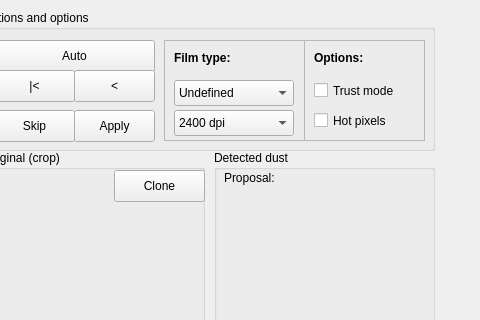
The window that ui/tamanoir.ui (cseyve/tamanoir) describes before a commit, drawn with Qt 5; both pictures show x 556 to 1036 and y 0 to 320 of the 1036 by 770 pixel window.
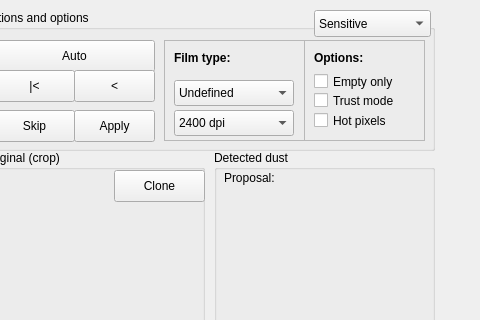
The same window after the commit. Icons and pictures are not drawn. Custom widgets are drawn as their Qt base class.

Commit message: Fixed date version Changed the size of Splash screen and copyrights Fixed neighbour detection for 'empty only' mode

Patch:
```diff
--- a/ui/tamanoir.ui
+++ b/ui/tamanoir.ui
@@ -348,7 +348,7 @@
        <property name="geometry">
         <rect>
          <x>10</x>
-         <y>40</y>
+         <y>50</y>
          <width>111</width>
          <height>21</height>
         </rect>
@@ -395,6 +395,50 @@
         <bool>false</bool>
        </property>
       </widget>
+      <widget class="QCheckBox" name="emptyCheckBox">
+       <property name="geometry">
+        <rect>
+         <x>10</x>
+         <y>30</y>
+         <width>116</width>
+         <height>23</height>
+        </rect>
+       </property>
+       <property name="toolTip">
+        <string>Detect dusts only in empty areas (sky, ...)</string>
+       </property>
+       <property name="text">
+        <string>Empty only</string>
+       </property>
+      </widget>
+     </widget>
+     <widget class="QComboBox" name="sensitivityComboBox">
+      <property name="geometry">
+       <rect>
+        <x>330</x>
+        <y>0</y>
+        <width>117</width>
+        <height>27</height>
+       </rect>
+      </property>
+      <property name="toolTip">
+       <string>Sensitivity of dust detection : from highly sensitive (smallest dusts) to low (bigger dusts)</string>
+      </property>
+      <item>
+       <property name="text">
+        <string>Sensitive</string>
+       </property>
+      </item>
+      <item>
+       <property name="text">
+        <string>Medium</string>
+       </property>
+      </item>
+      <item>
+       <property name="text">
+        <string>Rough</string>
+       </property>
+      </item>
      </widget>
      <zorder>autoButton</zorder>
      <zorder>skipButton</zorder>
```
Left out of the diff: 1 changed line with no effect on the pictures. The commit also changes 6 other files.
